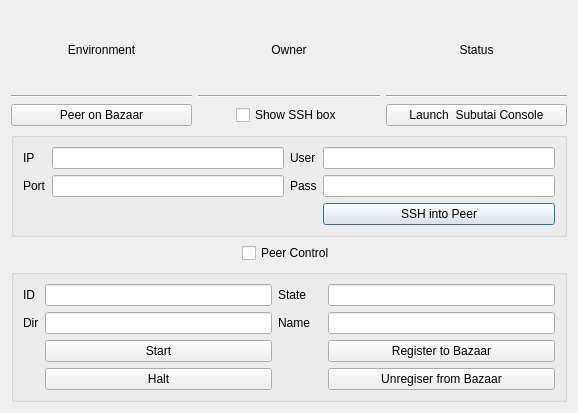
The window that hub/forms/DlgPeer.ui (subutai-io/control-center) describes before a commit, drawn with Qt 5.
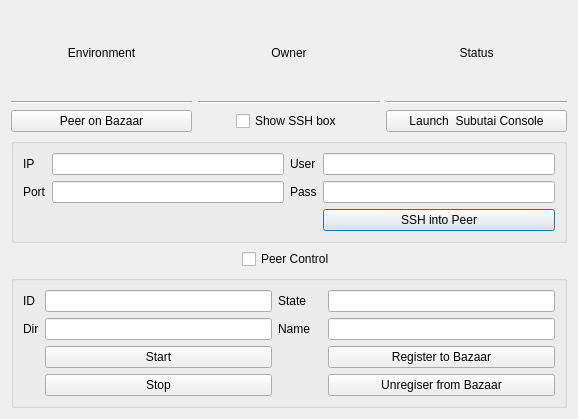
The same window after the commit.

Commit message: added peer control ui

Patch:
```diff
--- a/hub/forms/DlgPeer.ui
+++ b/hub/forms/DlgPeer.ui
@@ -7,7 +7,7 @@
     <x>0</x>
     <y>0</y>
     <width>578</width>
-    <height>413</height>
+    <height>419</height>
    </rect>
   </property>
   <property name="windowTitle">
@@ -221,7 +221,7 @@
         <item>
          <widget class="QPushButton" name="pushButton">
           <property name="text">
-           <string>Halt</string>
+           <string>Stop</string>
           </property>
          </widget>
         </item>
```
Left out of the diff: 22 changed lines with no effect on the pictures. The commit also changes 1 other file.
